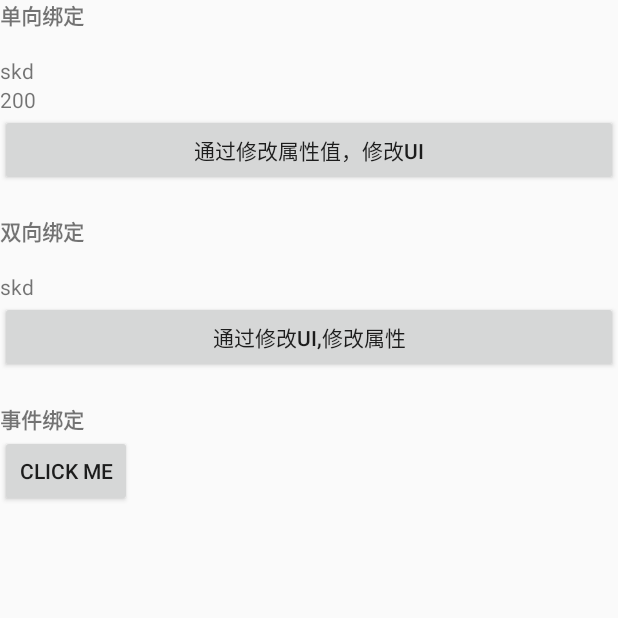
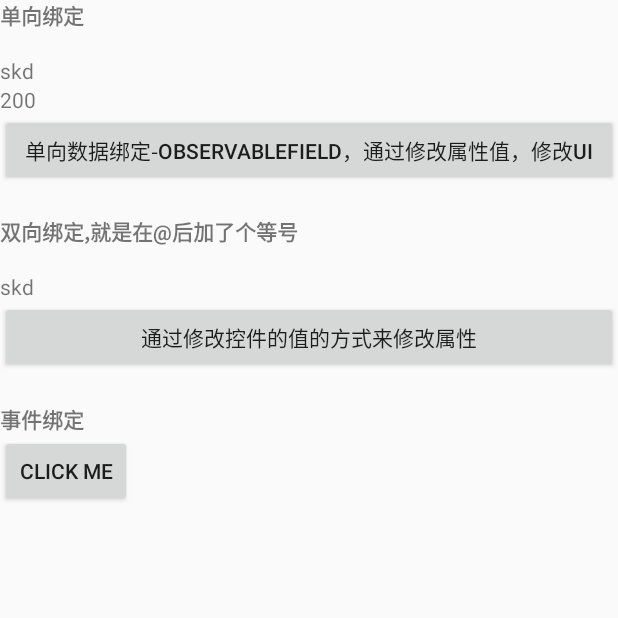
Before and after one commit to sunkeding/mvvm-android, an Android app: the ObservableFieldActivity screen opened directly, with no data from a screen before it, on a phone screen of 412 x 824 dp, the top half of it. Run offline under Robolectric (Android 15) with nearby library versions, the phone set to English and light mode, and no system bars; our stand-ins replace data binding.

```diff
--- a/app/src/main/java/com/keding/mvvm_android_demo/databinding/BaseObservableActivity.java
+++ b/app/src/main/java/com/keding/mvvm_android_demo/databinding/BaseObservableActivity.java
@@ -7,7 +7,7 @@ import android.view.View;
 
 import com.keding.mvvm_android_demo.R;
 import com.keding.mvvm_android_demo.bean.UserInfo;
-import com.keding.mvvm_android_demo.databinding.BaseObservableActivity;
+
 /**
  * @author: skd
  * @date 2019/4/1
--- a/app/src/main/java/com/keding/mvvm_android_demo/databinding/ObservableFieldActivity.java
+++ b/app/src/main/java/com/keding/mvvm_android_demo/databinding/ObservableFieldActivity.java
@@ -5,12 +5,10 @@ import android.databinding.DataBindingUtil;
 import android.os.Bundle;
 import android.util.Log;
 import android.view.View;
-import android.widget.TextView;
 import android.widget.Toast;
 
 import com.keding.mvvm_android_demo.R;
 import com.keding.mvvm_android_demo.bean.Student;
-import com.keding.mvvm_android_demo.databinding.ObservableFieldActivity;
 
 /**
  * @author: skd
@@ -19,12 +17,12 @@ import com.keding.mvvm_android_demo.databinding.ObservableFieldActivity;
  */
 public class ObservableFieldActivity extends Activity {
     private Student student;
+    ActivityObservablefieldBinding activityObservablefieldBinding;
 
     @Override
     protected void onCreate(Bundle savedInstanceState) {
         super.onCreate(savedInstanceState);
-//        setContentView(R.layout.activity_observablefield);
-        ActivityObservablefieldBinding activityObservablefieldBinding = DataBindingUtil.setContentView(this, R.layout.activity_observablefield);
+        activityObservablefieldBinding = DataBindingUtil.setContentView(this, R.layout.activity_observablefield);
         student = new Student("skd", 200L);
         activityObservablefieldBinding.setStudent(student);
         //事件绑定别忘记了这句代码
@@ -45,8 +43,7 @@ public class ObservableFieldActivity extends Activity {
      * 修改控件值，观察属性变化
      */
     public void change2(View view) {
-        TextView tv_change = findViewById(R.id.tv_change);
-        tv_change.setText("修改后的名字");
+        activityObservablefieldBinding.tvChange.setText("修改后的名字");
         Log.d("ObservableFieldActivity", "student.name:" + student.name.get());
     }
 
--- a/app/src/main/res/layout/activity_baseobservable.xml
+++ b/app/src/main/res/layout/activity_baseobservable.xml
@@ -33,6 +33,6 @@
             android:layout_width="match_parent"
             android:layout_height="35dp"
             android:onClick="changeName"
-            android:text="修改值" />
+            android:text="单向数据绑定-BaseObservable" />
     </LinearLayout>
 </layout>
--- a/app/src/main/res/layout/activity_observablefield.xml
+++ b/app/src/main/res/layout/activity_observablefield.xml
@@ -46,13 +46,13 @@
             android:layout_width="match_parent"
             android:layout_height="wrap_content"
             android:onClick="change"
-            android:text="通过修改属性值，修改UI" />
+            android:text="单向数据绑定-ObservableField，通过修改属性值，修改UI" />
 
         <TextView
             android:layout_width="match_parent"
             android:layout_height="wrap_content"
             android:layout_marginTop="20dp"
-            android:text="双向绑定\n"
+            android:text="双向绑定,就是在@后加了个等号\n"
             android:textStyle="bold" />
 
         <TextView
@@ -66,7 +66,7 @@
             android:layout_width="match_parent"
             android:layout_height="wrap_content"
             android:onClick="change2"
-            android:text="通过修改UI,修改属性" />
+            android:text="通过修改控件的值的方式来修改属性" />
 
         <TextView
             android:layout_width="wrap_content"
```
